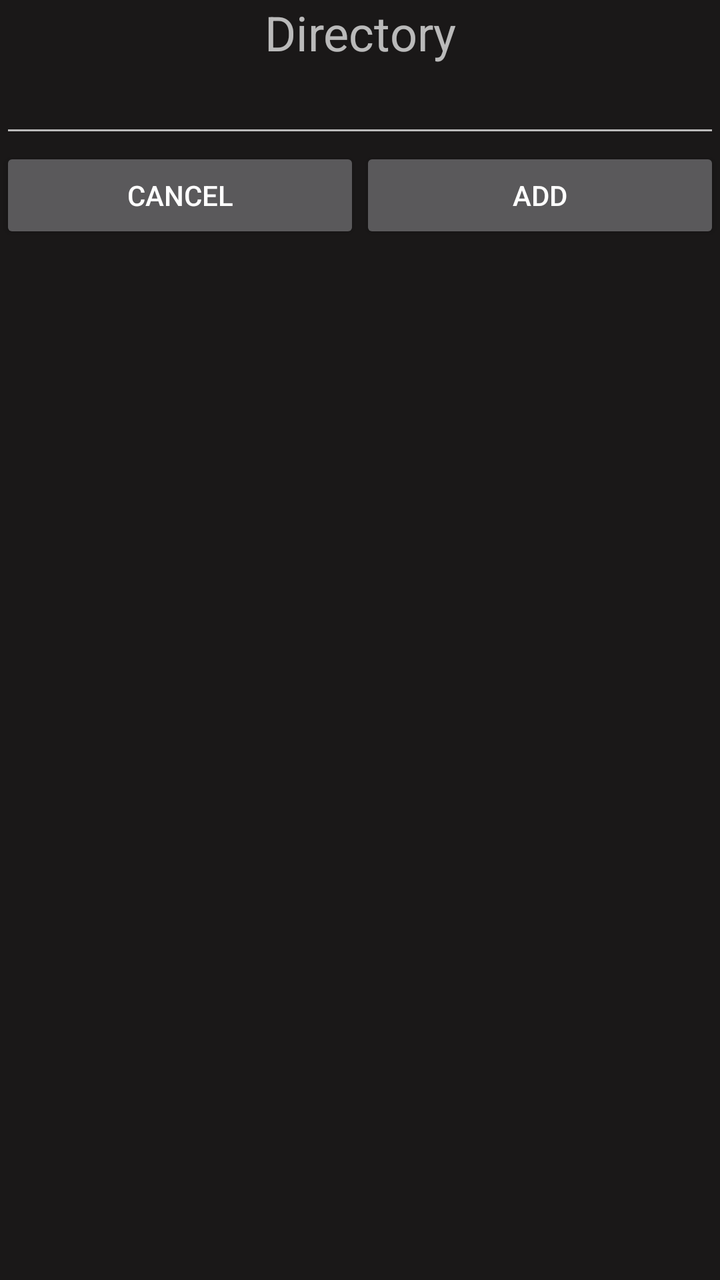
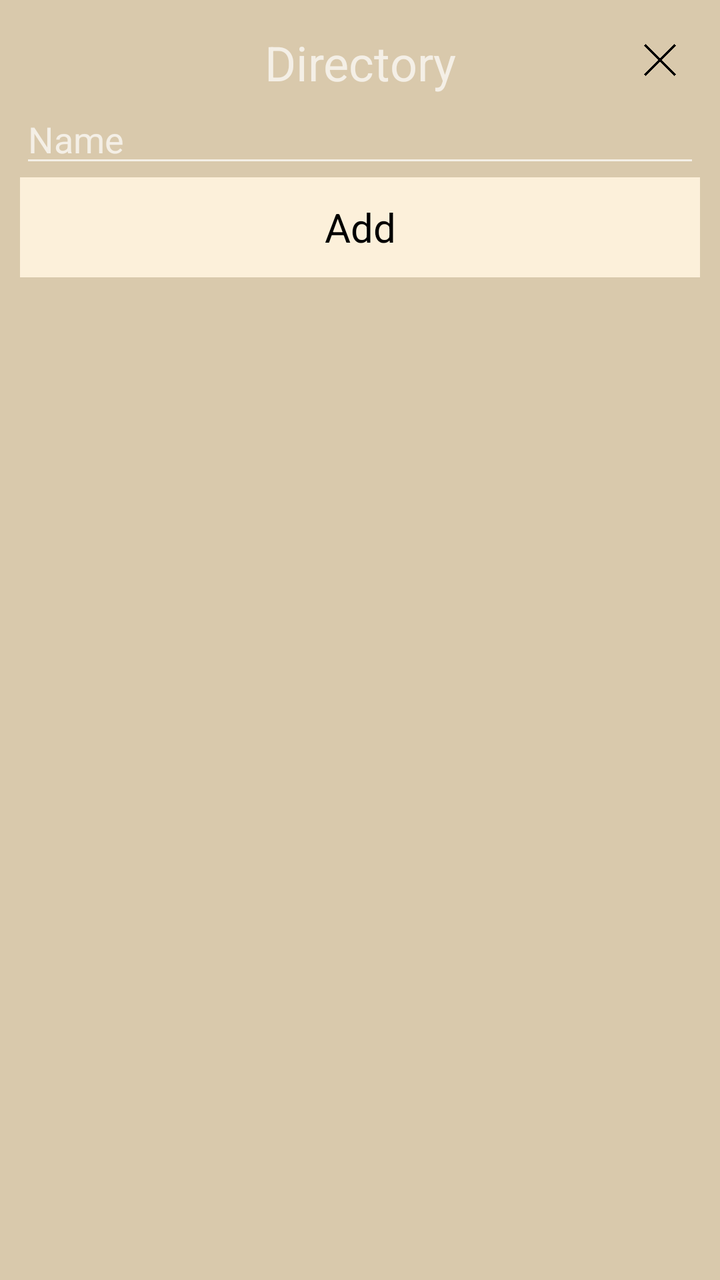

Compare the two renders of this Android layout. The source of the first and the diff that turns it into the second are given below.
<!-- AndroidManifest.xml: application theme Base.Theme.Notty -->
<!-- res/layout/popup_add_directory.xml -->
<?xml version="1.0" encoding="utf-8"?>
<LinearLayout xmlns:android="http://schemas.android.com/apk/res/android"
    android:id="@+id/id_popup_adddirectory_btn_back"
    android:layout_width="match_parent"
    android:layout_height="match_parent"
    android:background="@color/dark_grey"
    android:gravity="center"
    android:orientation="vertical">

    <TextView
        android:id="@+id/id_popup_adddirectory_title"
        android:layout_width="match_parent"
        android:layout_height="wrap_content"
        android:text="@string/directory"
        android:textAlignment="center"
        android:textSize="24sp" />

    <EditText
        android:id="@+id/id_popup_adddirectory_edit"
        android:layout_width="match_parent"
        android:layout_height="wrap_content"
        android:ems="10"
        android:inputType="text" />

    <LinearLayout
        android:layout_width="match_parent"
        android:layout_height="match_parent"
        android:orientation="horizontal">

        <Button
            android:id="@+id/id_popup_adddirectory_btn_cancel"
            android:layout_width="match_parent"
            android:layout_height="wrap_content"
            android:layout_weight="1"
            android:text="@string/cancel" />

        <Button
            android:id="@+id/id_popup_adddirectory_btn_valide"
            android:layout_width="match_parent"
            android:layout_height="wrap_content"
            android:layout_weight="1"
            android:text="@string/add" />
    </LinearLayout>

</LinearLayout>
<!-- resources referenced by this layout -->
<resources>
  <color name="dark_grey">#1A1818</color>
  <string name="add">Add</string>
  <string name="cancel">Cancel</string>
  <string name="directory">Directory</string>
  <style name="Base.Theme.Notty" parent="Theme.AppCompat.NoActionBar">
          
      </style>
</resources>

<!-- the commit's change to res/layout/popup_add_directory.xml (unified diff, before → after) -->
@@ -1,45 +1,54 @@
 <?xml version="1.0" encoding="utf-8"?>
-<LinearLayout xmlns:android="http://schemas.android.com/apk/res/android"
-    android:id="@+id/id_popup_adddirectory_btn_back"
+<androidx.constraintlayout.widget.ConstraintLayout xmlns:android="http://schemas.android.com/apk/res/android"
+    xmlns:app="http://schemas.android.com/apk/res-auto"
+    xmlns:tools="http://schemas.android.com/tools"
+    android:id="@+id/id_popup_adddirectory_home"
     android:layout_width="match_parent"
-    android:layout_height="match_parent"
-    android:background="@color/dark_grey"
-    android:gravity="center"
-    android:orientation="vertical">
+    android:layout_height="wrap_content"
+    android:orientation="vertical"
+    android:padding="10dp"
+    style="@style/styleOptionsHome">
+
+    <ImageView
+        android:id="@+id/id_popup_adddirectory_btn_cancel"
+        android:layout_width="40dp"
+        android:layout_height="40dp"
+        android:padding="12dp"
+        app:layout_constraintEnd_toEndOf="parent"
+        app:layout_constraintTop_toTopOf="parent"
+        android:src="@drawable/close"
+        style="@style/styleOptionsPopup_close"/>
 
     <TextView
         android:id="@+id/id_popup_adddirectory_title"
         android:layout_width="match_parent"
         android:layout_height="wrap_content"
+        android:layout_marginTop="5dp"
         android:text="@string/directory"
         android:textAlignment="center"
-        android:textSize="24sp" />
+        android:textSize="24sp"
+        app:layout_constraintStart_toStartOf="parent"
+        app:layout_constraintTop_toTopOf="parent" />
 
     <EditText
         android:id="@+id/id_popup_adddirectory_edit"
         android:layout_width="match_parent"
         android:layout_height="wrap_content"
         android:ems="10"
-        android:inputType="text" />
+        android:hint="@string/name"
+        android:inputType="text"
+        app:layout_constraintStart_toStartOf="parent"
+        app:layout_constraintTop_toBottomOf="@+id/id_popup_adddirectory_title" />
 
-    <LinearLayout
+    <TextView
+        android:id="@+id/id_popup_adddirectory_btn_valide"
         android:layout_width="match_parent"
-        android:layout_height="match_parent"
-        android:orientation="horizontal">
+        android:layout_height="50dp"
+        android:gravity="center"
+        android:text="@string/add"
+        android:textSize="20sp"
+        app:layout_constraintStart_toStartOf="parent"
+        app:layout_constraintTop_toBottomOf="@+id/id_popup_adddirectory_edit"
+        style="@style/styleOptionsPopup_add"/>
 
-        <Button
-            android:id="@+id/id_popup_adddirectory_btn_cancel"
-            android:layout_width="match_parent"
-            android:layout_height="wrap_content"
-            android:layout_weight="1"
-            android:text="@string/cancel" />
-
-        <Button
-            android:id="@+id/id_popup_adddirectory_btn_valide"
-            android:layout_width="match_parent"
-            android:layout_height="wrap_content"
-            android:layout_weight="1"
-            android:text="@string/add" />
-    </LinearLayout>
-
-</LinearLayout>
+</androidx.constraintlayout.widget.ConstraintLayout>
<!-- resource entries referenced after the edit -->
@@ -1,11 +1,25 @@
 <!-- resources referenced by this layout -->
 <resources>
-  <color name="dark_grey">#1A1818</color>
+  <!-- drawable close: png bitmap (drawable, 4143 bytes) -->
   <string name="add">Add</string>
-  <string name="cancel">Cancel</string>
   <string name="directory">Directory</string>
+  <string name="name">Name</string>
+  <style name="styleOptionsHome">
+          <item name="android:background">@color/dark_cream</item>
+      </style>
+  <style name="styleOptionsPopup_add">
+          <item name="android:background">@color/cream</item>
+          <item name="android:textColor">@color/black</item>
+      </style>
+  <style name="styleOptionsPopup_close">
+          <item name="android:tint">@color/black</item>
+      </style>
   <style name="Base.Theme.Notty" parent="Theme.AppCompat.NoActionBar">
           
+          <item name="colorSecondary">@color/black</item>
       </style>
+  <color name="dark_cream">#D9C9AC</color>
+  <color name="cream">#FCF0DA</color>
+  <color name="black">#FF000000</color>
 </resources>
 
